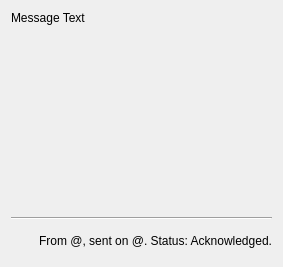
Before: the Qt Designer form src/widgets/locationchatwidgetitem.ui in blizzard4591/openMittsu, drawn with Qt 5.
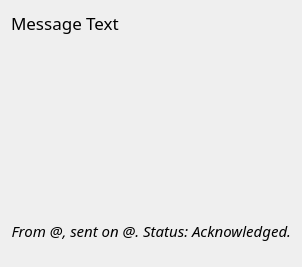
After: the same form once the commit is applied.

Commit message: Separated ui-properties from code (Font properties etc are now stored in the corresponding .ui-files)

Patch:
```diff
--- a/src/widgets/locationchatwidgetitem.ui
+++ b/src/widgets/locationchatwidgetitem.ui
@@ -6,7 +6,7 @@
    <rect>
     <x>0</x>
     <y>0</y>
-    <width>283</width>
+    <width>285</width>
     <height>267</height>
    </rect>
   </property>
@@ -20,6 +20,9 @@
    <string>Form</string>
   </property>
   <layout class="QVBoxLayout" name="verticalLayout">
+   <property name="spacing">
+    <number>0</number>
+   </property>
    <item>
     <widget class="QLabel" name="lblMessageText">
      <property name="sizePolicy">
@@ -30,9 +33,15 @@
      </property>
      <property name="font">
       <font>
+       <family>Source Sans Pro</family>
+       <pointsize>13</pointsize>
        <stylestrategy>PreferAntialias</stylestrategy>
       </font>
      </property>
+     <property name="styleSheet">
+      <string notr="true">border-top-right-radius:5px;
+border-top-left-radius:5px;</string>
+     </property>
      <property name="text">
       <string notr="true">Message Text</string>
      </property>
@@ -50,13 +59,6 @@
      </property>
     </widget>
    </item>
-   <item>
-    <widget class="Line" name="line">
-     <property name="orientation">
-      <enum>Qt::Horizontal</enum>
-     </property>
-    </widget>
-   </item>
    <item>
     <widget class="QLabel" name="lblFromTime">
      <property name="sizePolicy">
@@ -68,14 +70,21 @@
      <property name="maximumSize">
       <size>
        <width>16777215</width>
-       <height>30</height>
+       <height>50</height>
       </size>
      </property>
      <property name="font">
       <font>
+       <family>Source Sans Pro</family>
+       <pointsize>11</pointsize>
+       <italic>true</italic>
        <stylestrategy>PreferAntialias</stylestrategy>
       </font>
      </property>
+     <property name="styleSheet">
+      <string notr="true">border-bottom-right-radius:5px;
+border-bottom-left-radius:5px;</string>
+     </property>
      <property name="text">
       <string>From @, sent on @. Status: Acknowledged.</string>
      </property>
```
The commit also changes 5 other files.
